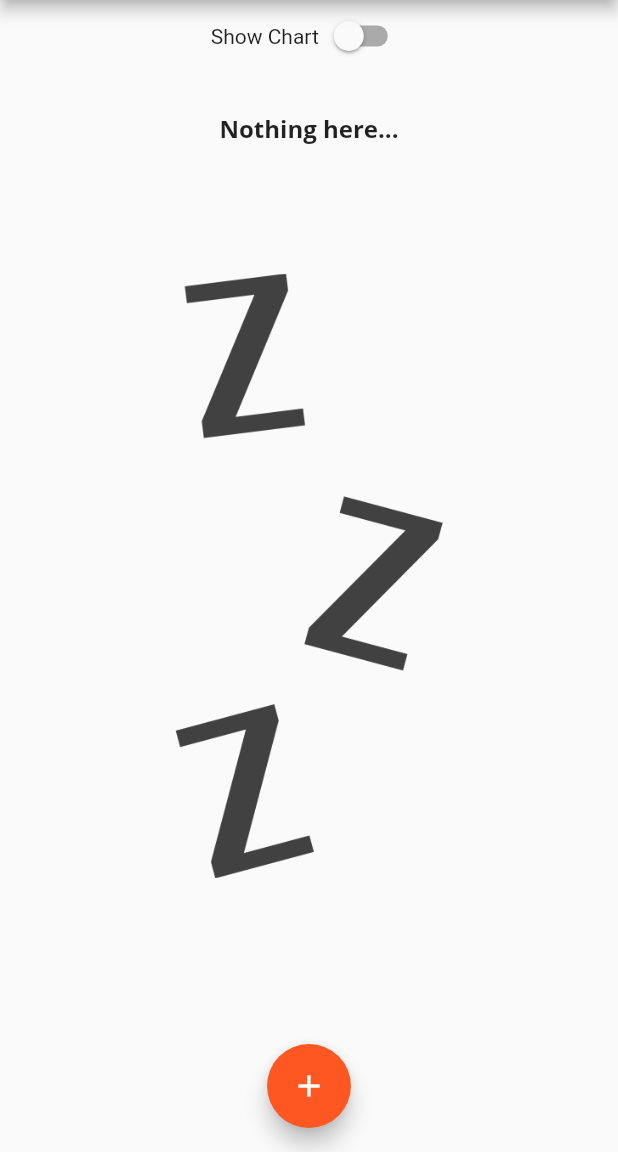
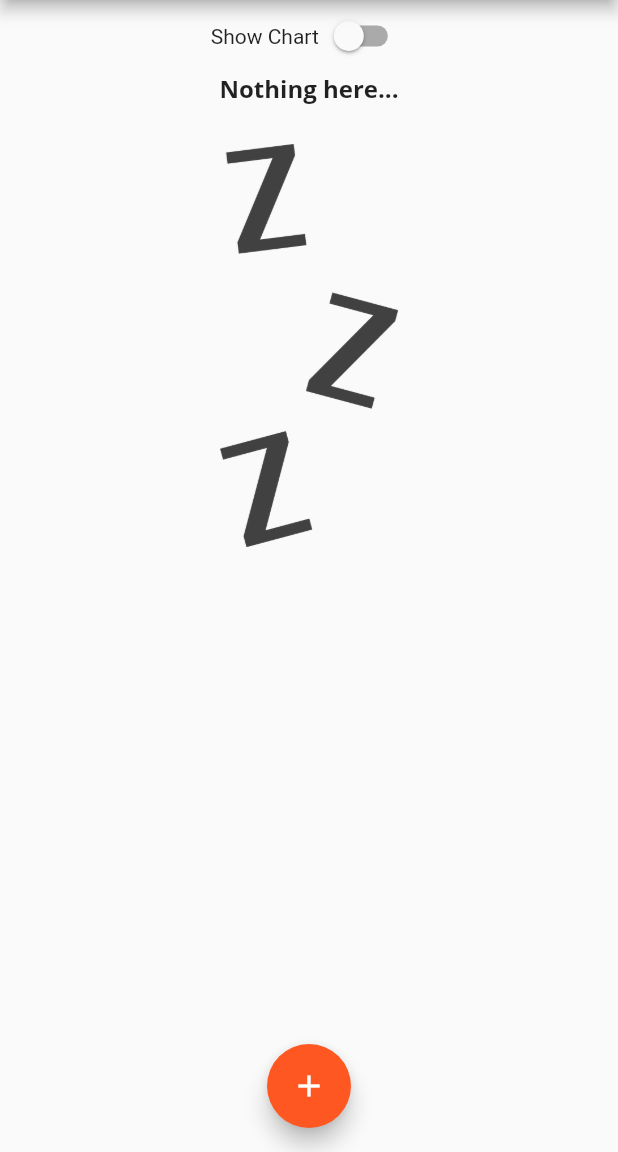
Before and after one commit to dominickbrasileiro/flutter_expenses, a Flutter app: the screen it shows after launch, on a phone screen of 412 x 824 dp, the part 84-1236 px from its top. Run offline on Flutter 3.47's test engine with Material 2 defaults, Android fonts, the phone set to English and light mode, and no system bars.

Commit message:
fix: correct transaction list spacings

```diff
--- a/lib/components/transaction_list.dart
+++ b/lib/components/transaction_list.dart
@@ -14,17 +14,16 @@ class TransactionList extends StatelessWidget {
         ? LayoutBuilder(
             builder: (ctx, constraints) => Column(
               children: [
-                SizedBox(height: constraints.maxHeight * 0.05),
                 Container(
-                  height: constraints.maxHeight * 0.15,
+                  height: 24,
                   child: Text(
                     'Nothing here...',
                     style: Theme.of(context).textTheme.headline6,
                   ),
                 ),
-                SizedBox(height: constraints.maxHeight * 0.05),
+                SizedBox(height: 24),
                 Container(
-                  height: constraints.maxHeight * 0.75,
+                  height: constraints.maxHeight * 0.5,
                   child: Image.asset(
                     'assets/images/waiting.png',
                     fit: BoxFit.cover,
```
